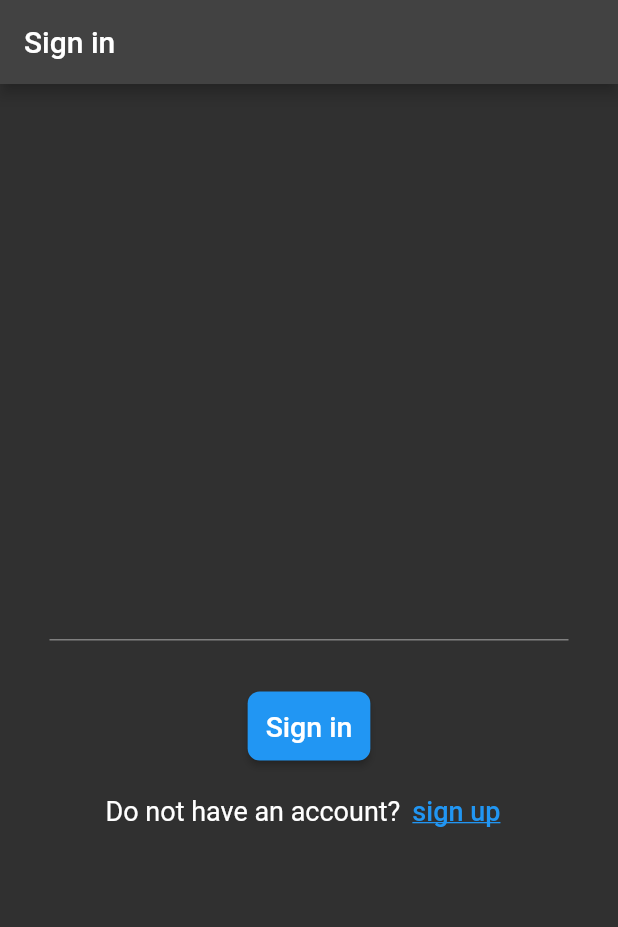
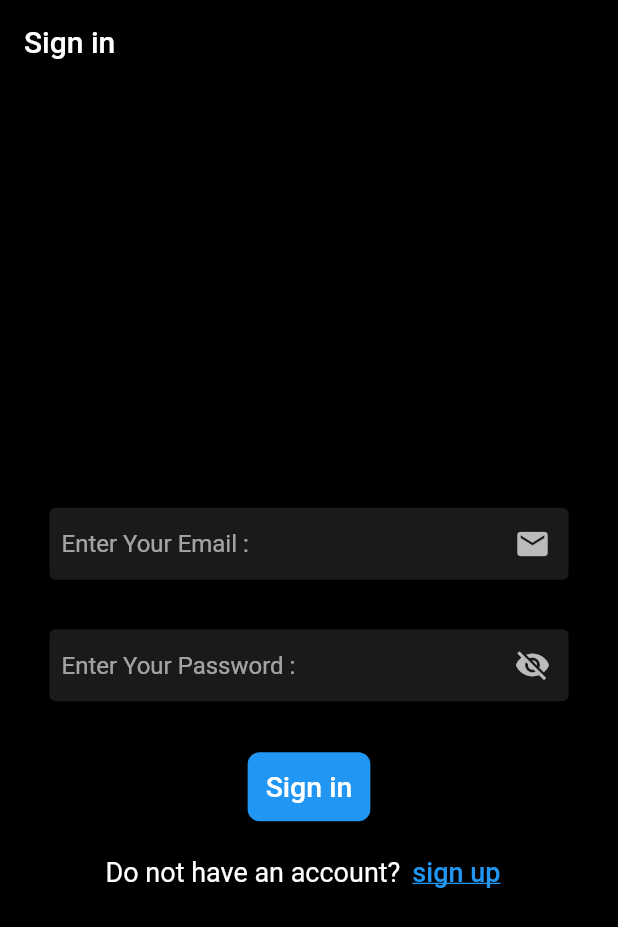
Before and after one commit to mohamedAtefBadr/instagram_project, a Flutter app: the screen it shows after launch, on a phone screen of 412 x 824 dp. Shown: the top 927 px of the screen. Run offline on Flutter 3.47's test engine with Material 2 defaults, Android fonts, the phone set to English and light mode, and no system bars; our stand-ins replace flutter_svg.

Commit message:
sign in page done

```diff
--- a/lib/pages/sign_in.dart
+++ b/lib/pages/sign_in.dart
@@ -1,5 +1,3 @@
-import 'package:flutter/material.dart';
-
 import 'package:flutter/material.dart';
 
 
@@ -7,7 +5,9 @@ import 'package:instagram_project/pages/register.dart';
 import 'package:instagram_project/responsive/mobile.dart';
 import 'package:instagram_project/responsive/responsive.dart';
 import 'package:instagram_project/responsive/web.dart';
+import 'package:instagram_project/widgets/colors.dart';
 
+import '../widgets/constants.dart';
 
 class Login extends StatefulWidget {
   const Login({Key? key}) : super(key: key);
@@ -37,8 +37,10 @@ class _LoginState extends State<Login> {
     //final googleSignInProvider = Provider.of<GoogleSignInProvider>(context);
     return Scaffold(
         appBar: AppBar(
+          backgroundColor: mobileBackgroundColor,
           title: const Text("Sign in"),
         ),
+        backgroundColor: mobileBackgroundColor,
         body: Center(
             child: Padding(
           padding: widthscreen > 600? EdgeInsets.symmetric(horizontal: widthscreen*0.20 ): const EdgeInsets.all(33.0),
@@ -52,8 +54,27 @@ class _LoginState extends State<Login> {
                   controller: emailController,
                   keyboardType: TextInputType.emailAddress,
                   obscureText: false,
+                  decoration: decorationTextfield.copyWith(
+                      hintText: "Enter Your Email : ",
+                      suffixIcon: const Icon(Icons.email))),
+              const SizedBox(
+                height: 33,
               ),
-
+              TextField(
+                  controller: passwordController,
+                  keyboardType: TextInputType.text,
+                  obscureText: isVisable ? false : true,
+                  decoration: decorationTextfield.copyWith(
+                      hintText: "Enter Your Password : ",
+                      suffixIcon: IconButton(
+                          onPressed: () {
+                            setState(() {
+                              isVisable = !isVisable;
+                            });
+                          },
+                          icon: isVisable
+                              ? const Icon(Icons.visibility)
+                              : const Icon(Icons.visibility_off)))),
               const SizedBox(
                 height: 33,
               ),
@@ -62,7 +83,13 @@ class _LoginState extends State<Login> {
                   // await signIn();
                   // if (!mounted) return;
                   // showSnackBar(context, "Done ... ");
-                  ;
+                  Navigator.pushReplacement(
+                              context,
+                              MaterialPageRoute(builder: (context) => const Responsive(
+                                mymobile: MobileScreen(),
+                                myweb: WebScreen(),
+                              )),
+                            );
                 },
                 style: ButtonStyle(
                  // backgroundColor: MaterialStateProperty.all(bTNgreen),
```
